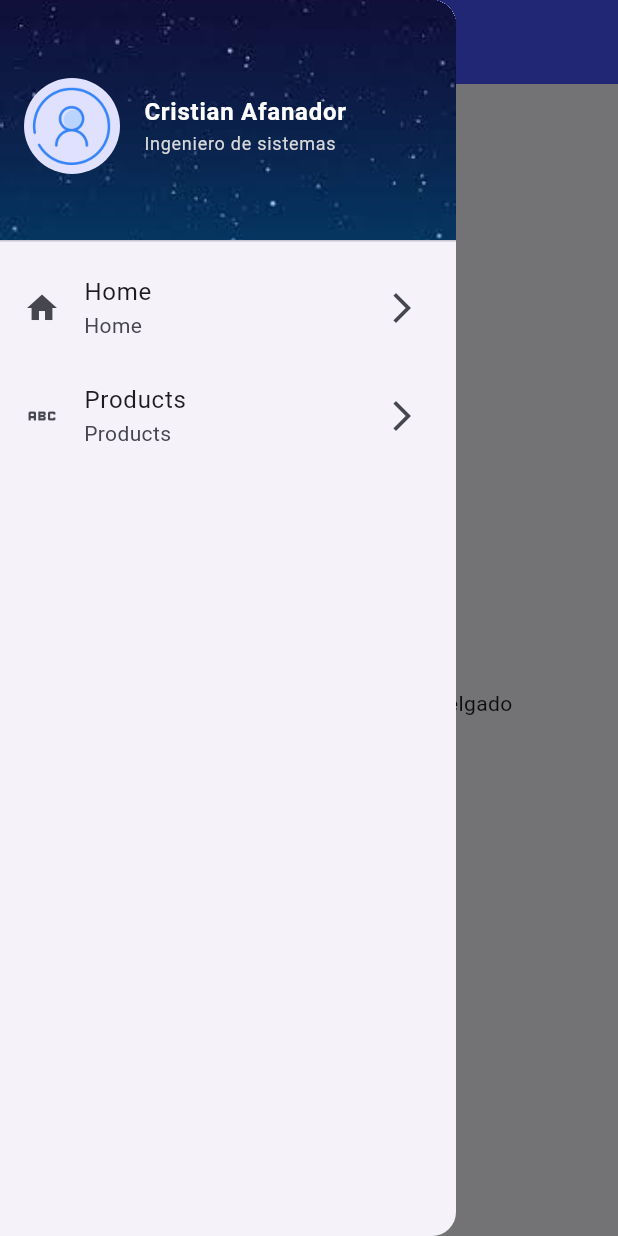
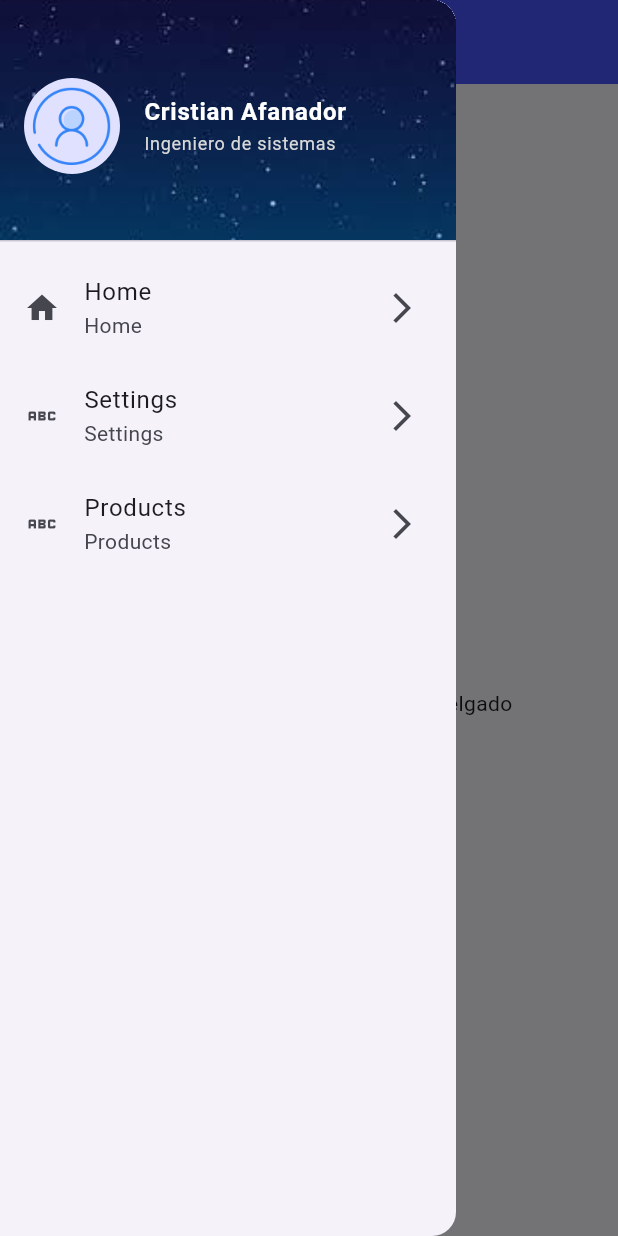
Before and after one commit to Cristian-Blue/rutras-go, a Flutter app: the screen it shows after launch, in the side drawer, after a tap on the "home" icon, on a phone screen of 412 x 824 dp. Run offline on Flutter 3.47's test engine with Material 3 defaults, Android fonts, the phone set to English and light mode, and no system bars; our stand-ins replace dio, flutter_riverpod, go_router.

Commit message:
feat: riverpod basic

```diff
--- a/lib/config/router/router_config.dart
+++ b/lib/config/router/router_config.dart
@@ -35,6 +35,7 @@ List<RouterModel> routerConfig = [
     description: 'Pokemon',
     inDrawer: true,
   ),
+  */
   RouterModel(
     name: 'settings',
     screen: (context, state) => const Settings(),
@@ -43,7 +44,7 @@ List<RouterModel> routerConfig = [
     icon: Icons.abc,
     description: 'Settings',
     inDrawer: true,
-  ),*/
+  ),
   RouterModel(
     name: 'products',
     screen: (context, state) => const Products(),
--- a/lib/config/theme/theme.dart
+++ b/lib/config/theme/theme.dart
@@ -21,7 +21,7 @@ class AppTheme {
 
   Color get colorTheme => _colorThemes[selectedColor];
 
-  ThemeData themeData() {
+  ThemeData themeData(int modeDark) {
     return ThemeData(
       useMaterial3: true,
       colorSchemeSeed: _colorThemes[selectedColor],
@@ -30,7 +30,7 @@ class AppTheme {
         titleTextStyle: const TextStyle(color: Colors.white, fontSize: 20),
         centerTitle: false,
       ),
-      brightness: Brightness.light,
+      brightness: modeDark == 1 ? Brightness.dark : Brightness.light,
     );
   }
 }
--- a/lib/main.dart
+++ b/lib/main.dart
@@ -1,20 +1,25 @@
 import 'package:flutter/material.dart';
+import 'package:flutter_riverpod/flutter_riverpod.dart';
 import 'package:ruta_go/config/router/router.dart';
 import 'package:ruta_go/config/theme/theme.dart';
+import 'package:ruta_go/provider/change_theme.dart';
+import 'package:ruta_go/provider/color_change.dart';
 
 void main() {
-  runApp(MyApp());
+  runApp(ProviderScope(child: MyApp()));
 }
 
-class MyApp extends StatelessWidget {
+class MyApp extends ConsumerWidget {
   const MyApp({super.key});
 
   @override
-  Widget build(BuildContext context) {
+  Widget build(BuildContext context, WidgetRef ref) {
     return MaterialApp.router(
       routerConfig: router,
       title: 'Ruta Go',
-      theme: AppTheme(selectedColor: 0).themeData(),
+      theme: AppTheme(
+        selectedColor: ref.watch(colorChangeProvider),
+      ).themeData(ref.watch(themeDark)),
       debugShowCheckedModeBanner: false,
     );
   }
--- /dev/null
+++ b/lib/provider/change_theme.dart
@@ -0,0 +1,3 @@
+import 'package:flutter_riverpod/legacy.dart';
+
+final themeDark = StateProvider<int>((ref) => 0);
--- /dev/null
+++ b/lib/provider/color_change.dart
@@ -0,0 +1,16 @@
+import 'package:flutter_riverpod/flutter_riverpod.dart';
+
+class ColorChange extends Notifier<int> {
+  @override
+  int build() {
+    return 0;
+  }
+
+  void changeColor(int value) {
+    state = value;
+  }
+}
+
+final colorChangeProvider = NotifierProvider<ColorChange, int>(() {
+  return ColorChange();
+});
--- a/pubspec.yaml
+++ b/pubspec.yaml
@@ -36,6 +36,7 @@ dependencies:
   cupertino_icons: ^1.0.8
   go_router: ^17.1.0
   dio: ^5.9.2
+  flutter_riverpod: ^3.3.1
 
 dev_dependencies:
   flutter_test:
```
Also changed, not shown: lib/presentation/settings/settings.dart (+52 -3 lines), pubspec.lock.
